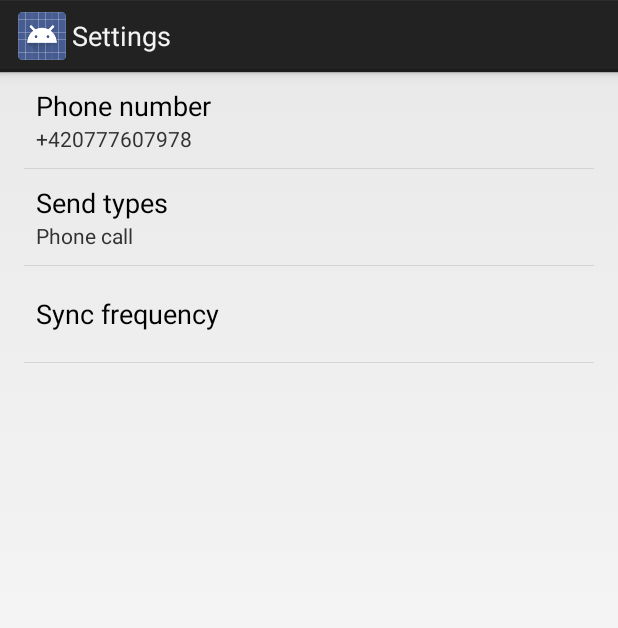
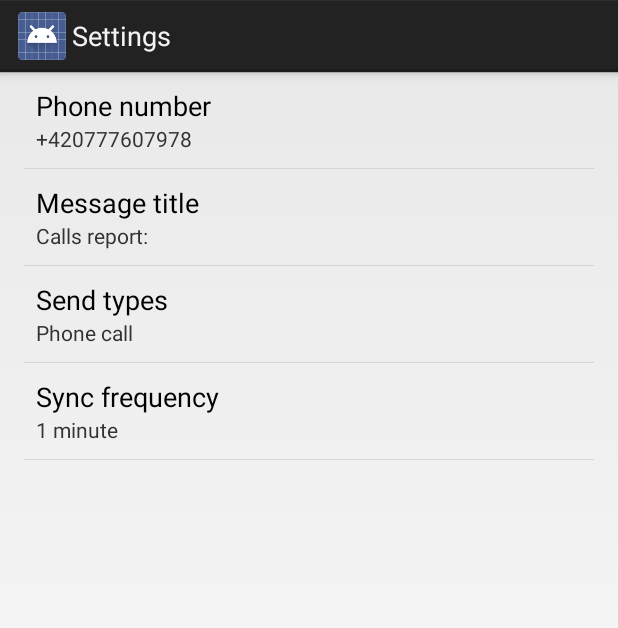
Before and after one commit to msvoboda/TeleCatch, an Android app: the SettingsActivity screen opened directly, with no data from a screen before it, on a phone screen of 412 x 824 dp. Shown: the top 628 px of the screen. Run offline under Robolectric (Android 15) with nearby library versions, the phone set to English and light mode, and no system bars.

```diff
--- a/app/src/main/java/cz/svoboda/telecatch/CallAdapter.java
+++ b/app/src/main/java/cz/svoboda/telecatch/CallAdapter.java
@@ -28,7 +28,7 @@ public class CallAdapter extends ArrayAdapter<CallItem> {
 
         // Lookup view for data population
         TextView tvName = (TextView) convertView.findViewById(R.id.tvName);
-        tvName.setText(call.DateTime.toString()+" - "+ call.PhoneNumber);
+        tvName.setText(call.DateTime.toString()+" - "+ call.PhoneNumber + " - " + call.Name);
         // Return the completed view to render on screen
         return convertView;
     }
--- a/app/src/main/java/cz/svoboda/telecatch/CallItem.java
+++ b/app/src/main/java/cz/svoboda/telecatch/CallItem.java
@@ -12,4 +12,5 @@ public class CallItem {
 
     public String PhoneNumber;
     public Date DateTime;
+    public String Name;
 }
--- a/app/src/main/java/cz/svoboda/telecatch/SettingsActivity.java
+++ b/app/src/main/java/cz/svoboda/telecatch/SettingsActivity.java
@@ -69,6 +69,8 @@ public class SettingsActivity extends PreferenceActivity {
         // to reflect the new value, per the Android Design guidelines.
         bindPreferenceSummaryToValue(findPreference("phone_text"));
         bindPreferenceSummaryToValue(findPreference("example_list"));
+        bindPreferenceSummaryToValue(findPreference("message_title"));
+        bindPreferenceSummaryToValue(findPreference("sync_frequency"));
         //bindPreferenceSummaryToValue(findPreference("notifications_new_message_ringtone"));
     }
 
@@ -178,6 +180,7 @@ public class SettingsActivity extends PreferenceActivity {
             // guidelines.
             bindPreferenceSummaryToValue(findPreference("example_text"));
             bindPreferenceSummaryToValue(findPreference("example_list"));
+            bindPreferenceSummaryToValue(findPreference("message_title"));
         }
     }
 }
--- a/app/src/main/res/values/strings_activity_settings.xml
+++ b/app/src/main/res/values/strings_activity_settings.xml
@@ -3,6 +3,7 @@
     <!-- Strings related to Settings -->
     <!-- Example General settings -->
     <string name="pref_header_general">General</string>
+    <string name="pref_message_title">Calls report:</string>
 
     <string name="pref_title_display_name">Phone number</string>
     <string name="pref_default_display_name">+420777607978</string>
@@ -23,6 +24,7 @@
     <string name="pref_header_data_sync">Data &amp; sync</string>
 
     <string name="pref_title_sync_frequency">Sync frequency</string>
+    <string name="message_title">Message title</string>
     <string-array name="pref_sync_frequency_titles">
         <item>1 minute</item>
         <item>5 minutes</item>
--- a/app/src/main/res/xml/pref_general.xml
+++ b/app/src/main/res/xml/pref_general.xml
@@ -6,6 +6,15 @@
         android:key="phone_text"
         android:title="@string/pref_title_display_name"
         android:defaultValue="@string/pref_default_display_name"
+        android:selectAllOnFocus="true"
+        android:inputType="textCapWords"
+        android:capitalize="words"
+        android:singleLine="true"
+        android:maxLines="1" />
+    <EditTextPreference
+        android:key="message_title"
+        android:title="@string/message_title"
+        android:defaultValue="@string/pref_message_title"
         android:selectAllOnFocus="true"
         android:inputType="textCapWords"
         android:capitalize="words"
```
Also changed, not shown: app/src/main/java/cz/svoboda/telecatch/CallHelper.java (+22 -3 lines), app/src/main/res/layout/activity_tele.xml (+12 -8 lines).
